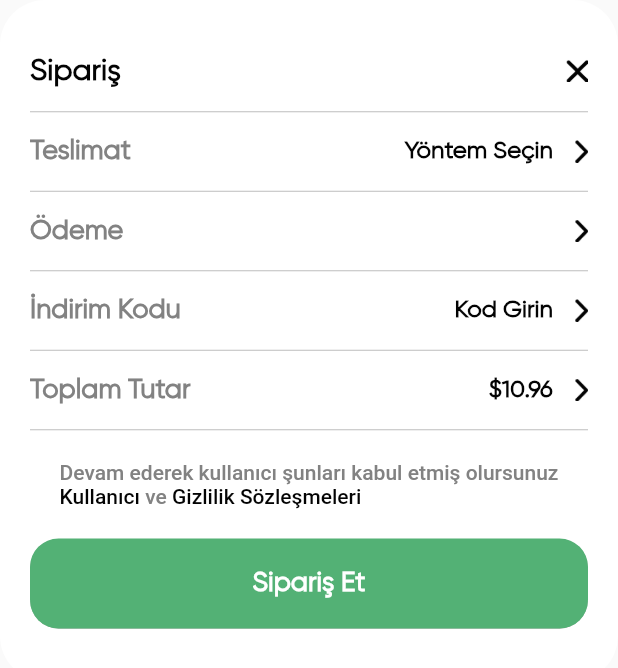
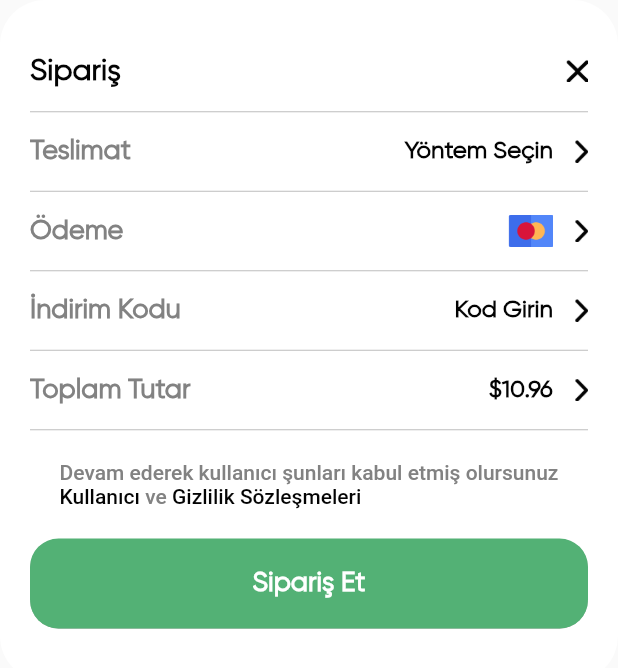
Before and after one commit to yusufakkobak34/flutter_groceries_app, a Flutter app: the CheckoutView widget shown alone on an empty page, opened directly, on a phone screen of 412 x 824 dp. Shown: the top 668 px of the screen. Run offline on Flutter 3.47's test engine with Material 2 defaults, Android fonts, the phone set to English and light mode, and no system bars; our stand-ins replace flutter_rating_bar; missing offline and left inert: fl_country_code_picker.

Commit message:
checkout section ok.

```diff
--- a/lib/view/my_cart/checkout_view.dart
+++ b/lib/view/my_cart/checkout_view.dart
@@ -75,6 +75,13 @@ class _CheckoutViewState extends State<CheckoutView> {
                     ),
                     const Spacer(),
                     Image.asset(
+                      "assets/img/master.png",
+                      width: 30,
+                    ),
+                    const SizedBox(
+                      width: 15,
+                    ),
+                    Image.asset(
                       "assets/img/next.png",
                       height: 15,
                       color: TColor.primaryText,
```
